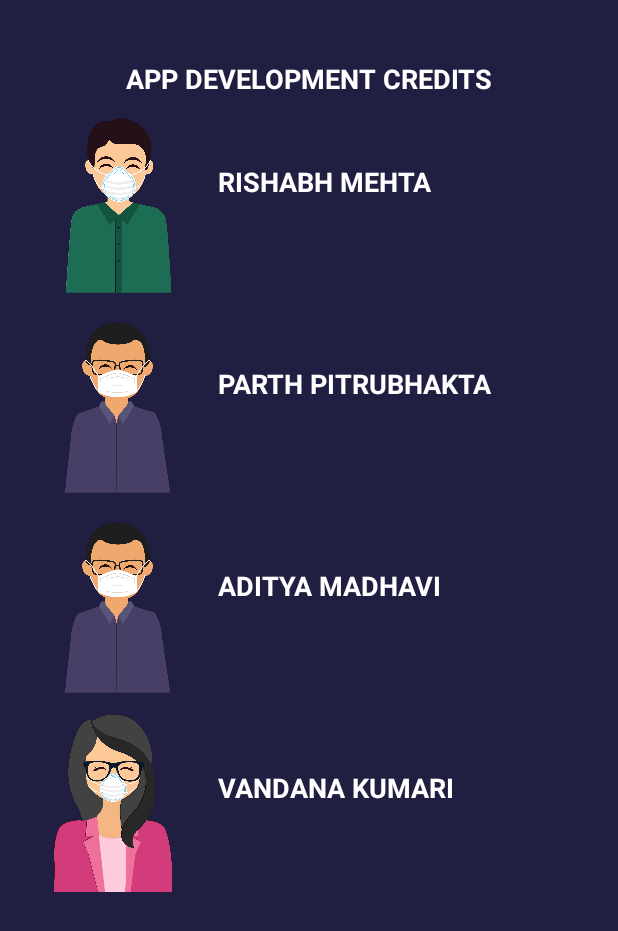
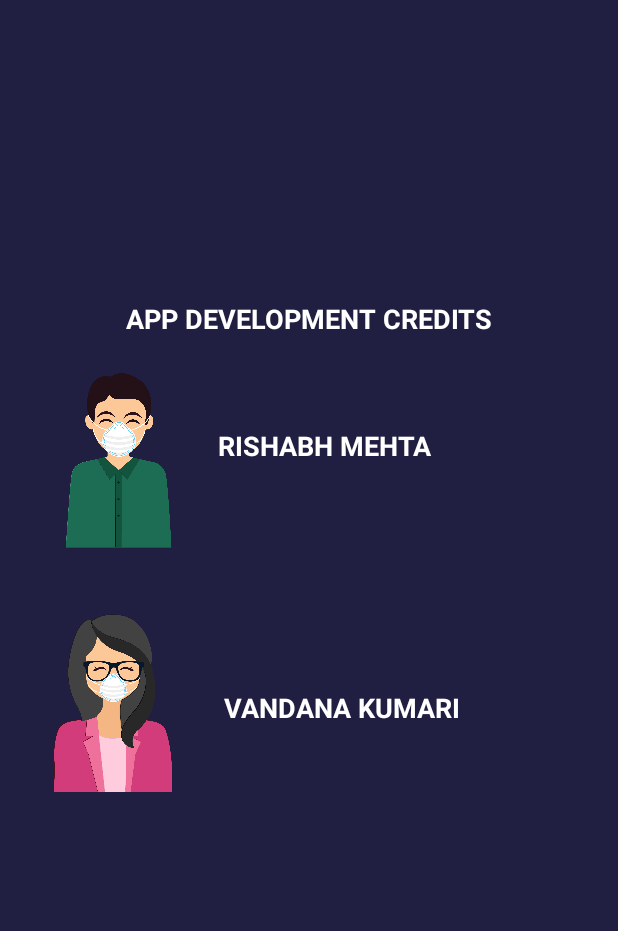
Before and after one commit to fin1te/medspace_v1, an Android app: the CreditsPage screen opened directly, with no data from a screen before it, on a phone screen of 412 x 824 dp. Shown: the top 931 px of the screen. Run offline under Robolectric (Android 15) with nearby library versions, the phone set to English and light mode, and no system bars.

Commit message:
Fixed the Credits Page

```diff
--- a/app/src/main/res/layout/activity_credits_page.xml
+++ b/app/src/main/res/layout/activity_credits_page.xml
@@ -11,7 +11,7 @@
         android:id="@+id/cred_title"
         android:layout_width="wrap_content"
         android:layout_height="wrap_content"
-        android:layout_marginTop="40dp"
+        android:layout_marginTop="200dp"
         android:text="App Development Credits"
         android:textAllCaps="true"
         android:textColor="#FFFFFF"
@@ -28,37 +28,11 @@
         android:layout_height="123dp"
         android:layout_marginStart="30dp"
         android:layout_marginLeft="30dp"
-        android:layout_marginTop="10dp"
+        android:layout_marginTop="20dp"
         android:contentDescription="tedet"
         app:layout_constraintStart_toStartOf="parent"
         app:layout_constraintTop_toBottomOf="@+id/cred_title"
         app:srcCompat="@drawable/male1"
-        tools:ignore="HardcodedText" />
-
-    <ImageView
-        android:id="@+id/cred_parth"
-        android:layout_width="95dp"
-        android:layout_height="123dp"
-        android:layout_marginStart="30dp"
-        android:layout_marginLeft="30dp"
-        android:layout_marginTop="10dp"
-        android:contentDescription="tedet"
-        app:layout_constraintStart_toStartOf="parent"
-        app:layout_constraintTop_toBottomOf="@+id/cred_ladka"
-        app:srcCompat="@drawable/male2"
-        tools:ignore="HardcodedText" />
-
-    <ImageView
-        android:id="@+id/cred_aditya"
-        android:layout_width="95dp"
-        android:layout_height="123dp"
-        android:layout_marginStart="30dp"
-        android:layout_marginLeft="30dp"
-        android:layout_marginTop="10dp"
-        android:contentDescription="tedet"
-        app:layout_constraintStart_toStartOf="parent"
-        app:layout_constraintTop_toBottomOf="@+id/cred_parth"
-        app:srcCompat="@drawable/male2"
         tools:ignore="HardcodedText" />
 
     <ImageView
@@ -67,10 +41,10 @@
         android:layout_height="123dp"
         android:layout_marginStart="30dp"
         android:layout_marginLeft="30dp"
-        android:layout_marginTop="10dp"
+        android:layout_marginTop="40dp"
         android:contentDescription="tedet"
         app:layout_constraintStart_toStartOf="parent"
-        app:layout_constraintTop_toBottomOf="@+id/cred_aditya"
+        app:layout_constraintTop_toBottomOf="@+id/cred_ladka"
         app:srcCompat="@drawable/female1"
         tools:ignore="HardcodedText" />
 
@@ -80,7 +54,7 @@
         android:layout_height="wrap_content"
         android:layout_marginStart="20dp"
         android:layout_marginLeft="20dp"
-        android:layout_marginTop="44dp"
+        android:layout_marginTop="60dp"
         android:text="Rishabh Mehta"
         android:textAllCaps="true"
         android:textColor="#FFFFFF"
@@ -91,50 +65,18 @@
         tools:ignore="HardcodedText" />
 
     <TextView
-        android:id="@+id/parth_desc"
-        android:layout_width="wrap_content"
-        android:layout_height="wrap_content"
-        android:layout_marginStart="20dp"
-        android:layout_marginLeft="20dp"
-        android:layout_marginTop="110dp"
-        android:text="Parth Pitrubhakta"
-        android:textAllCaps="true"
-        android:textColor="#FFFFFF"
-        android:textSize="18sp"
-        android:textStyle="bold"
-        app:layout_constraintStart_toEndOf="@+id/cred_parth"
-        app:layout_constraintTop_toBottomOf="@+id/finite_desc"
-        tools:ignore="HardcodedText" />
-
-    <TextView
-        android:id="@+id/aditya_desc"
-        android:layout_width="wrap_content"
-        android:layout_height="wrap_content"
-        android:layout_marginStart="20dp"
-        android:layout_marginLeft="20dp"
-        android:layout_marginTop="110dp"
-        android:text="Aditya Madhavi"
-        android:textAllCaps="true"
-        android:textColor="#FFFFFF"
-        android:textSize="18sp"
-        android:textStyle="bold"
-        app:layout_constraintStart_toEndOf="@+id/cred_aditya"
-        app:layout_constraintTop_toBottomOf="@+id/parth_desc"
-        tools:ignore="HardcodedText" />
-
-    <TextView
         android:id="@+id/kore_desc"
         android:layout_width="wrap_content"
         android:layout_height="wrap_content"
-        android:layout_marginStart="20dp"
-        android:layout_marginLeft="20dp"
-        android:layout_marginTop="110dp"
+        android:layout_marginStart="24dp"
+        android:layout_marginLeft="24dp"
+        android:layout_marginTop="150dp"
         android:text="Vandana Kumari"
         android:textAllCaps="true"
         android:textColor="#FFFFFF"
         android:textSize="18sp"
         android:textStyle="bold"
         app:layout_constraintStart_toEndOf="@+id/cred_ladki"
-        app:layout_constraintTop_toBottomOf="@+id/aditya_desc"
+        app:layout_constraintTop_toBottomOf="@+id/finite_desc"
         tools:ignore="HardcodedText" />
 </androidx.constraintlayout.widget.ConstraintLayout>
```
